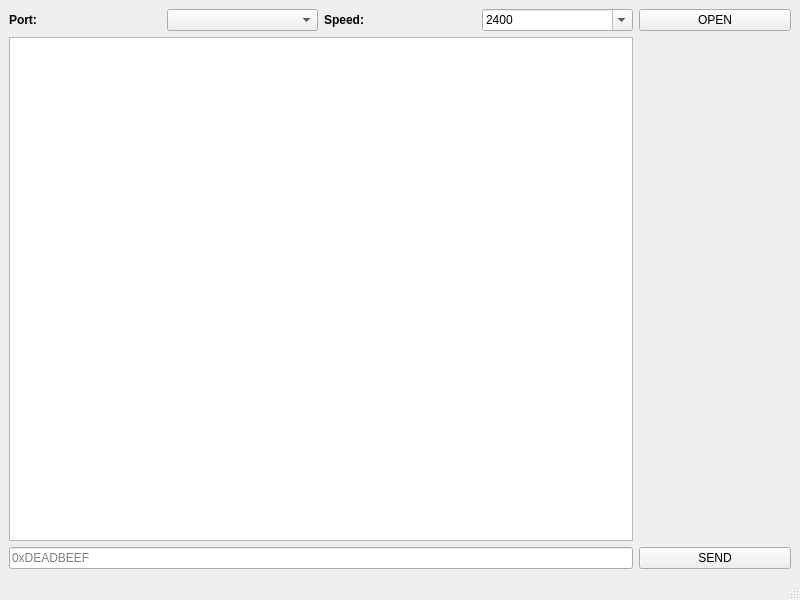
DrSmyrke/Serial-Terminal, file src/mainwindow.ui: the form before one commit.
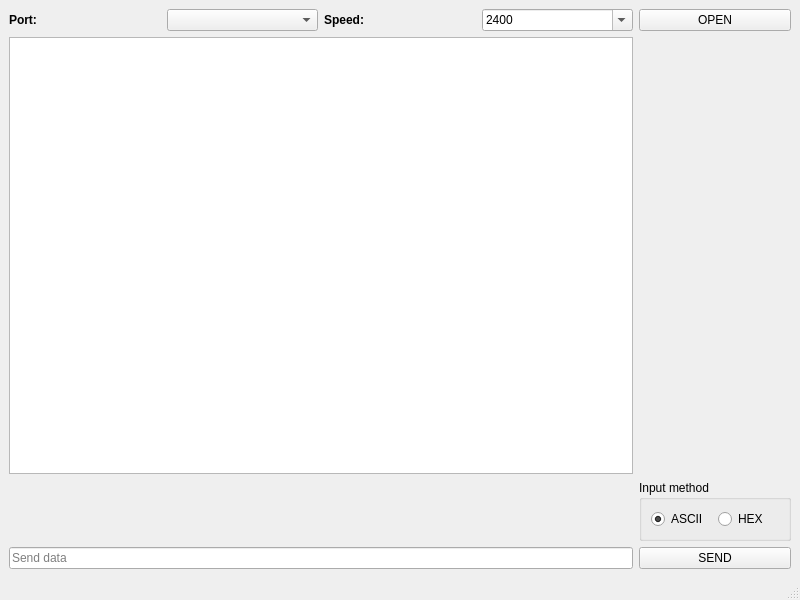
The form after the commit.

Patch:
```diff
--- a/src/mainwindow.ui
+++ b/src/mainwindow.ui
@@ -15,6 +15,13 @@
   </property>
   <widget class="QWidget" name="centralwidget">
    <layout class="QGridLayout" name="gridLayout">
+    <item row="0" column="0">
+     <widget class="QLabel" name="label">
+      <property name="text">
+       <string>&lt;b&gt;Port:&lt;/b&gt;</string>
+      </property>
+     </widget>
+    </item>
     <item row="0" column="4">
      <widget class="QPushButton" name="connectB">
       <property name="text">
@@ -28,12 +35,8 @@
       </property>
      </widget>
     </item>
-    <item row="2" column="0" colspan="4">
-     <widget class="QLineEdit" name="mesLine">
-      <property name="placeholderText">
-       <string>0xDEADBEEF</string>
-      </property>
-     </widget>
+    <item row="1" column="0" colspan="4">
+     <widget class="QTextBrowser" name="logViewer"/>
     </item>
     <item row="0" column="1">
      <widget class="QComboBox" name="portBox">
@@ -42,7 +45,7 @@
       </property>
      </widget>
     </item>
-    <item row="2" column="4">
+    <item row="3" column="4">
      <widget class="QPushButton" name="sendB">
       <property name="text">
        <string>SEND</string>
@@ -83,15 +86,41 @@
       </property>
      </widget>
     </item>
-    <item row="0" column="0">
-     <widget class="QLabel" name="label">
-      <property name="text">
-       <string>&lt;b&gt;Port:&lt;/b&gt;</string>
+    <item row="2" column="4">
+     <widget class="QGroupBox" name="groupBox">
+      <property name="title">
+       <string>Input method</string>
       </property>
+      <layout class="QHBoxLayout" name="horizontalLayout">
+       <item>
+        <widget class="QRadioButton" name="inputModeAscii">
+         <property name="text">
+          <string>ASCII</string>
+         </property>
+         <property name="checked">
+          <bool>true</bool>
+         </property>
+        </widget>
+       </item>
+       <item>
+        <widget class="QRadioButton" name="inputModeHex">
+         <property name="text">
+          <string>HEX</string>
+         </property>
+         <property name="checked">
+          <bool>false</bool>
+         </property>
+        </widget>
+       </item>
+      </layout>
      </widget>
     </item>
-    <item row="1" column="0" colspan="4">
-     <widget class="QTextBrowser" name="logViewer"/>
+    <item row="3" column="0" colspan="4">
+     <widget class="QLineEdit" name="messLine">
+      <property name="placeholderText">
+       <string>Send data</string>
+      </property>
+     </widget>
     </item>
    </layout>
   </widget>
```
